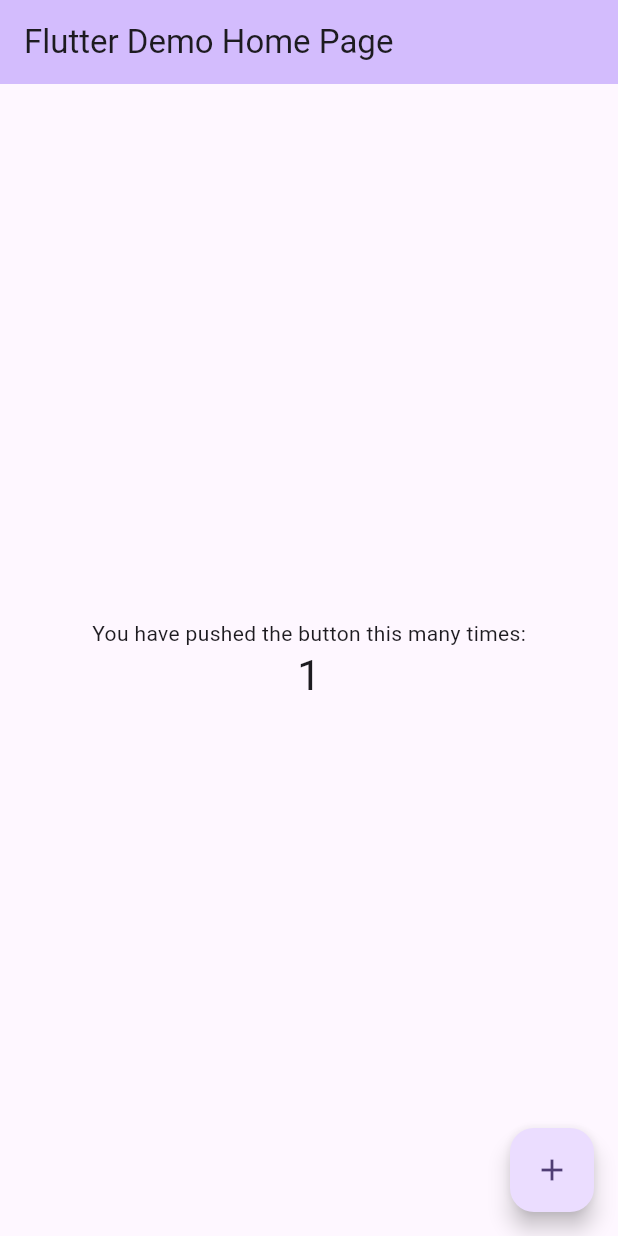
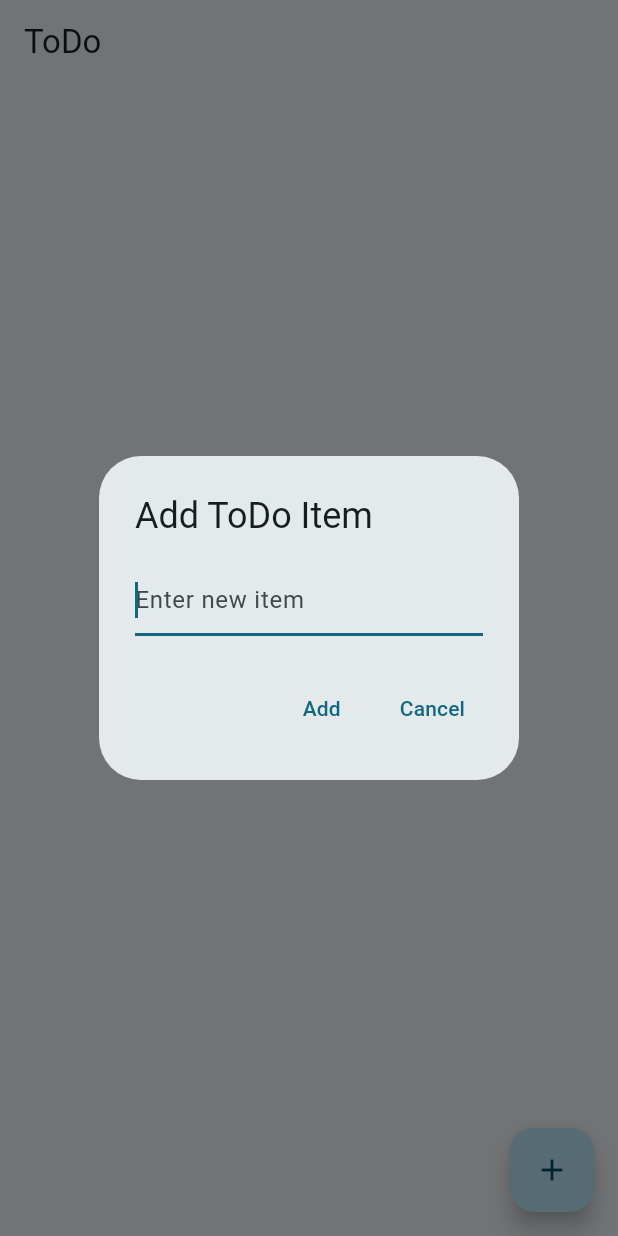
Before and after one commit to frappuccino2316/flutter_todo, a Flutter app: the screen it shows after launch, after a tap on the "add" icon, on a phone screen of 412 x 824 dp. Run offline on Flutter 3.47's test engine with Material 3 defaults, Android fonts, the phone set to English and light mode, and no system bars.

Commit message:
UIを作成

```diff
--- a/lib/main.dart
+++ b/lib/main.dart
@@ -7,119 +7,150 @@ void main() {
 class MyApp extends StatelessWidget {
   const MyApp({super.key});
 
-  // This widget is the root of your application.
   @override
   Widget build(BuildContext context) {
     return MaterialApp(
-      title: 'Flutter Demo',
+      title: 'Simple Todo',
       theme: ThemeData(
-        // This is the theme of your application.
-        //
-        // TRY THIS: Try running your application with "flutter run". You'll see
-        // the application has a purple toolbar. Then, without quitting the app,
-        // try changing the seedColor in the colorScheme below to Colors.green
-        // and then invoke "hot reload" (save your changes or press the "hot
-        // reload" button in a Flutter-supported IDE, or press "r" if you used
-        // the command line to start the app).
-        //
-        // Notice that the counter didn't reset back to zero; the application
-        // state is not lost during the reload. To reset the state, use hot
-        // restart instead.
-        //
-        // This works for code too, not just values: Most code changes can be
-        // tested with just a hot reload.
-        colorScheme: ColorScheme.fromSeed(seedColor: Colors.deepPurple),
+        colorScheme: ColorScheme.fromSeed(seedColor: Colors.blueGrey),
+        primarySwatch: Colors.blue,
         useMaterial3: true,
       ),
-      home: const MyHomePage(title: 'Flutter Demo Home Page'),
+      home: const ToDoListScreen(),
     );
   }
 }
 
-class MyHomePage extends StatefulWidget {
-  const MyHomePage({super.key, required this.title});
-
-  // This widget is the home page of your application. It is stateful, meaning
-  // that it has a State object (defined below) that contains fields that affect
-  // how it looks.
-
-  // This class is the configuration for the state. It holds the values (in this
-  // case the title) provided by the parent (in this case the App widget) and
-  // used by the build method of the State. Fields in a Widget subclass are
-  // always marked "final".
-
-  final String title;
+class ToDoListScreen extends StatefulWidget {
+  const ToDoListScreen({super.key});
 
   @override
-  State<MyHomePage> createState() => _MyHomePageState();
+  ToDoListScreenState createState() => ToDoListScreenState();
 }
 
-class _MyHomePageState extends State<MyHomePage> {
-  int _counter = 0;
-
-  void _incrementCounter() {
-    setState(() {
-      // This call to setState tells the Flutter framework that something has
-      // changed in this State, which causes it to rerun the build method below
-      // so that the display can reflect the updated values. If we changed
-      // _counter without calling setState(), then the build method would not be
-      // called again, and so nothing would appear to happen.
-      _counter++;
-    });
-  }
+class ToDoListScreenState extends State<ToDoListScreen> {
+  List<String> todoItems = [];
 
   @override
   Widget build(BuildContext context) {
-    // This method is rerun every time setState is called, for instance as done
-    // by the _incrementCounter method above.
-    //
-    // The Flutter framework has been optimized to make rerunning build methods
-    // fast, so that you can just rebuild anything that needs updating rather
-    // than having to individually change instances of widgets.
     return Scaffold(
       appBar: AppBar(
-        // TRY THIS: Try changing the color here to a specific color (to
-        // Colors.amber, perhaps?) and trigger a hot reload to see the AppBar
-        // change color while the other colors stay the same.
-        backgroundColor: Theme.of(context).colorScheme.inversePrimary,
-        // Here we take the value from the MyHomePage object that was created by
-        // the App.build method, and use it to set our appbar title.
-        title: Text(widget.title),
+        title: const Text('ToDo'),
       ),
-      body: Center(
-        // Center is a layout widget. It takes a single child and positions it
-        // in the middle of the parent.
-        child: Column(
-          // Column is also a layout widget. It takes a list of children and
-          // arranges them vertically. By default, it sizes itself to fit its
-          // children horizontally, and tries to be as tall as its parent.
-          //
-          // Column has various properties to control how it sizes itself and
-          // how it positions its children. Here we use mainAxisAlignment to
-          // center the children vertically; the main axis here is the vertical
-          // axis because Columns are vertical (the cross axis would be
-          // horizontal).
-          //
-          // TRY THIS: Invoke "debug painting" (choose the "Toggle Debug Paint"
-          // action in the IDE, or press "p" in the console), to see the
-          // wireframe for each widget.
-          mainAxisAlignment: MainAxisAlignment.center,
-          children: <Widget>[
-            const Text(
-              'You have pushed the button this many times:',
+      body: ListView.builder(
+        itemCount: todoItems.length,
+        itemBuilder: (context, index) {
+          return ListTile(
+            title: Text(todoItems[index]),
+            trailing: IconButton(
+              icon: const Icon(Icons.delete),
+              onPressed: () {
+                setState(
+                  () {
+                    todoItems.removeAt(index);
+                  },
+                );
+              },
             ),
-            Text(
-              '$_counter',
-              style: Theme.of(context).textTheme.headlineMedium,
+          );
+        },
+      ),
+      floatingActionButton: FloatingActionButton(
+        onPressed: () {
+          _addItemDialog(context);
+        },
+        child: const Icon(Icons.add),
+      ),
+    );
+  }
+
+  void _addItemDialog(BuildContext context) {
+    String newItem = '';
+    showDialog(
+      context: context,
+      builder: (BuildContext context) {
+        return AlertDialog(
+          title: const Text('Add ToDo Item'),
+          content: TextField(
+            autofocus: true,
+            onChanged: (value) {
+              newItem = value;
+            },
+            decoration: const InputDecoration(
+              hintText: 'Enter new item',
+            ),
+          ),
+          actions: <Widget>[
+            TextButton(
+              onPressed: () {
+                setState(() {
+                  if (newItem.isNotEmpty) {
+                    todoItems.add(newItem);
+                  }
+                  Navigator.of(context).pop();
+                });
+              },
+              child: const Text('Add'),
+            ),
+            TextButton(
+              onPressed: () {
+                Navigator.of(context).pop();
+              },
+              child: const Text('Cancel'),
             ),
           ],
-        ),
-      ),
-      floatingActionButton: FloatingActionButton(
-        onPressed: _incrementCounter,
-        tooltip: 'Increment',
-        child: const Icon(Icons.add),
-      ), // This trailing comma makes auto-formatting nicer for build methods.
+        );
+      },
     );
   }
 }
+
+
+
+// class MyHomePage extends StatefulWidget {
+//   const MyHomePage({super.key, required this.title});
+
+//   final String title;
+
+//   @override
+//   State<MyHomePage> createState() => _MyHomePageState();
+// }
+
+// class _MyHomePageState extends State<MyHomePage> {
+//   int _counter = 0;
+
+//   void _incrementCounter() {
+//     setState(() {
+//       _counter++;
+//     });
+//   }
+
+//   @override
+//   Widget build(BuildContext context) {
+//     return Scaffold(
+//       appBar: AppBar(
+//         backgroundColor: Theme.of(context).colorScheme.inversePrimary,
+//         title: Text(widget.title),
+//       ),
+//       body: Center(
+//         child: Column(
+//           mainAxisAlignment: MainAxisAlignment.center,
+//           children: <Widget>[
+//             const Text(
+//               'You have pushed the button this many times:',
+//             ),
+//             Text(
+//               '$_counter',
+//               style: Theme.of(context).textTheme.headlineMedium,
+//             ),
+//           ],
+//         ),
+//       ),
+//       floatingActionButton: FloatingActionButton(
+//         onPressed: _incrementCounter,
+//         tooltip: 'Increment',
+//         child: const Icon(Icons.add),
+//       ), // This trailing comma makes auto-formatting nicer for build methods.
+//     );
+//   }
+// }
```
